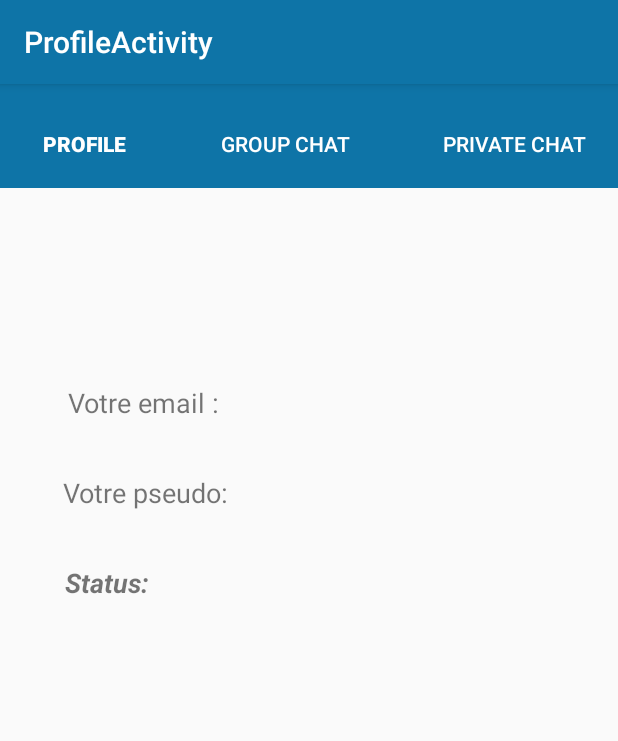
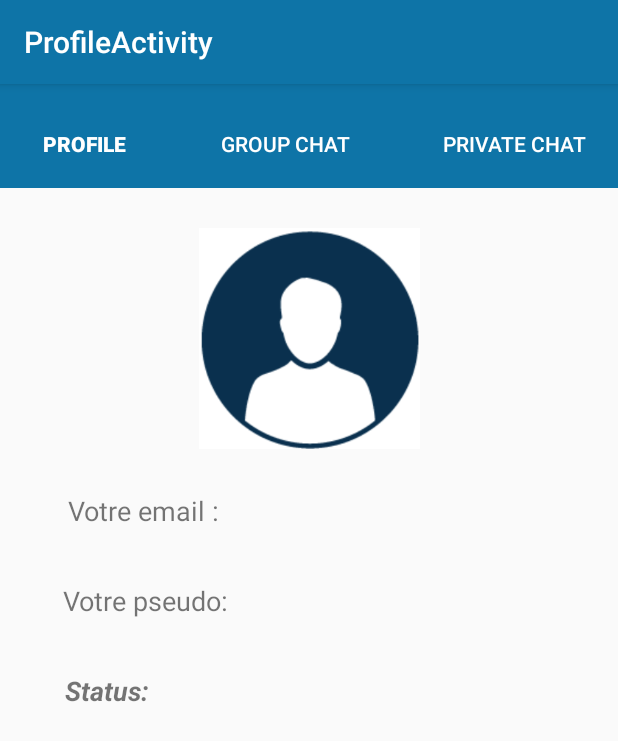
Before and after one commit to Projets5A/androidAppChat, an Android app: the Chat screen opened directly, with no data from a screen before it, after a tap on "PROFILE", on a phone screen of 412 x 824 dp. Shown: the top 741 px of the screen. Run offline under Robolectric (Android 15) with nearby library versions, the phone set to English and light mode, and no system bars.

Commit message:
profile avec image

```diff
--- a/app/src/main/java/com/example/kruse/myapplication/Chat.java
+++ b/app/src/main/java/com/example/kruse/myapplication/Chat.java
@@ -66,29 +66,6 @@ public class Chat extends AppCompatActivity implements OnMessagePostListener, On
             }
         });
 
-
-      /*  buttonWriteMessage.setOnTouchListener(new View.OnTouchListener() {
-            @Override
-            public boolean onTouch(View view, MotionEvent motionEvent) {
-                buttonWriteMessage.setTranslationY(-550f);
-                return false;
-            }
-        });
-
-        buttonWriteMessage.setOnEditorActionListener(new TextView.OnEditorActionListener() {
-            @Override
-            public boolean onEditorAction(TextView textView, int i, KeyEvent keyEvent) {
-
-                if(keyEvent != null&& (keyEvent.getKeyCode() == KeyEvent.KEYCODE_ENTER)){
-                    InputMethodManager in = (InputMethodManager) getSystemService(Context.INPUT_METHOD_SERVICE);
-                    in.hideSoftInputFromWindow(buttonWriteMessage.getApplicationWindowToken(), InputMethodManager.HIDE_NOT_ALWAYS);
-                }
-
-                buttonWriteMessage.setTranslationY(0f);
-                return false;
-            }
-        });
- */
         buttonProfile.setOnClickListener(new View.OnClickListener() {
             @Override
             public void onClick(View view) {
--- a/app/src/main/res/layout/activity_chat.xml
+++ b/app/src/main/res/layout/activity_chat.xml
@@ -12,7 +12,7 @@
         android:layout_width="339dp"
         android:layout_height="353dp"
         android:layout_marginTop="76dp"
-        android:layout_marginEnd="16dp"
+        android:layout_marginEnd="36dp"
         app:layout_constraintEnd_toEndOf="parent"
         app:layout_constraintTop_toTopOf="parent"></android.support.v7.widget.RecyclerView>
 
@@ -84,13 +84,13 @@
     <EditText
         android:id="@+id/messageChat"
         android:layout_width="296dp"
-        android:layout_height="wrap_content"
+        android:layout_height="38dp"
         android:layout_marginStart="8dp"
-        android:layout_marginTop="396dp"
+        android:layout_marginTop="400dp"
         android:layout_marginEnd="8dp"
         android:ems="10"
+        android:hint="@string/placeholer_chat"
         android:inputType="textLongMessage|textPersonName|textAutoCorrect"
-        android:hint="@string/placeholer_chat"
         app:layout_constraintEnd_toEndOf="parent"
         app:layout_constraintHorizontal_bias="0.291"
         app:layout_constraintStart_toStartOf="parent"
@@ -101,13 +101,13 @@
         android:layout_width="42dp"
         android:layout_height="46dp"
         android:layout_marginStart="8dp"
-        android:layout_marginTop="464dp"
+        android:layout_marginTop="472dp"
         android:layout_marginEnd="8dp"
         android:background="@drawable/roundedbutton"
         android:text="Send"
         android:textColor="@android:color/white"
         app:layout_constraintEnd_toEndOf="parent"
-        app:layout_constraintHorizontal_bias="1.0"
+        app:layout_constraintHorizontal_bias="0.975"
         app:layout_constraintStart_toStartOf="parent"
         app:layout_constraintTop_toTopOf="parent" />
 
--- a/app/src/main/res/layout/content_profile.xml
+++ b/app/src/main/res/layout/content_profile.xml
@@ -10,6 +10,7 @@
 
 
     <LinearLayout
+        android:id="@+id/linearLayout2"
         android:layout_width="413dp"
         android:layout_height="69dp"
         android:layout_marginStart="5dp"
@@ -78,7 +79,7 @@
         android:layout_width="323dp"
         android:layout_height="30dp"
         android:layout_marginStart="8dp"
-        android:layout_marginTop="200dp"
+        android:layout_marginTop="272dp"
         android:layout_marginEnd="8dp"
         android:text="Votre email :"
         android:textSize="18sp"
@@ -92,7 +93,7 @@
         android:layout_width="323dp"
         android:layout_height="30dp"
         android:layout_marginStart="8dp"
-        android:layout_marginTop="260dp"
+        android:layout_marginTop="332dp"
         android:layout_marginEnd="8dp"
         android:text="Votre pseudo:"
         android:textSize="18sp"
@@ -106,7 +107,7 @@
         android:layout_width="322dp"
         android:layout_height="30dp"
         android:layout_marginStart="8dp"
-        android:layout_marginTop="320dp"
+        android:layout_marginTop="392dp"
         android:layout_marginEnd="8dp"
         android:text="Status:"
         android:textSize="18sp"
@@ -115,4 +116,16 @@
         app:layout_constraintHorizontal_bias="0.478"
         app:layout_constraintStart_toStartOf="parent"
         app:layout_constraintTop_toTopOf="parent" />
+
+    <ImageView
+        android:id="@+id/imageView"
+        android:layout_width="wrap_content"
+        android:layout_height="147dp"
+        android:layout_marginStart="8dp"
+        android:layout_marginTop="96dp"
+        android:layout_marginEnd="8dp"
+        app:layout_constraintEnd_toEndOf="parent"
+        app:layout_constraintStart_toStartOf="parent"
+        app:layout_constraintTop_toTopOf="parent"
+        app:srcCompat="@drawable/profile_pic" />
 </android.support.constraint.ConstraintLayout>
```
Also changed, not shown: app/src/main/res/drawable/profile_pic.png (added).
